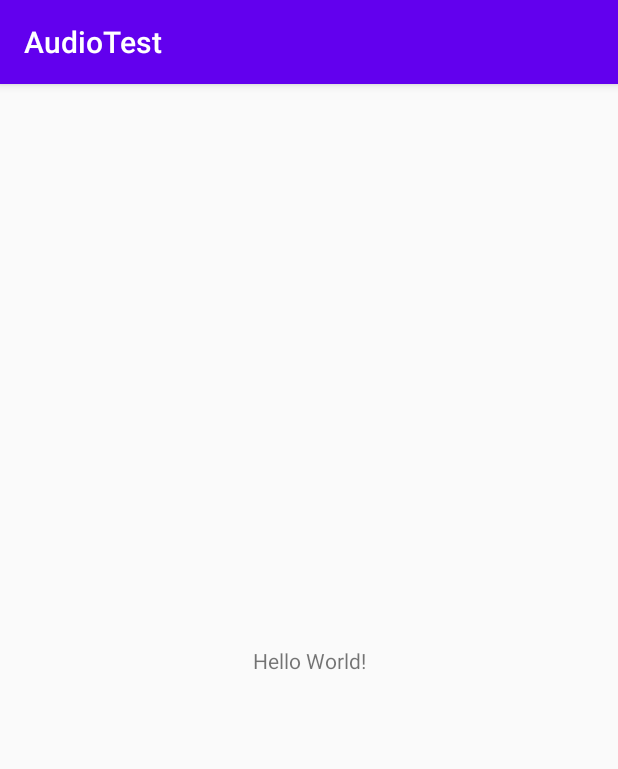
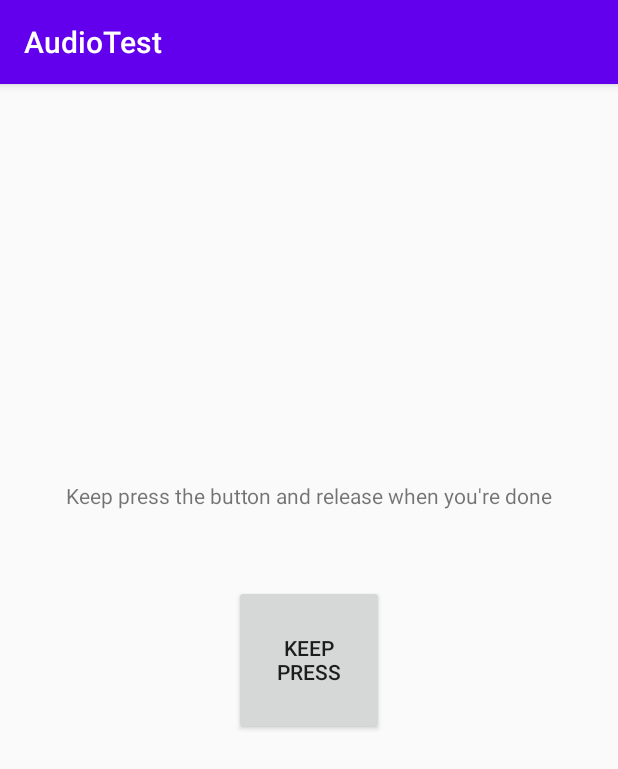
Before and after one commit to Oshuremy/AndroidAudioTest, an Android app: the screen it shows after launch (MainActivity), on a phone screen of 412 x 824 dp. Shown: the top 769 px of the screen. Run offline under Robolectric (Android 15) with nearby library versions, the light colour scheme and no system bars.

Commit message:
add audio file read feature

```diff
--- a/app/src/main/java/com/remys/audiotest/MainActivity.kt
+++ b/app/src/main/java/com/remys/audiotest/MainActivity.kt
@@ -1,12 +1,48 @@
 package com.remys.audiotest
 
+import android.media.MediaPlayer
 import android.os.Bundle
+import android.util.Log
+import android.view.MotionEvent
 import androidx.appcompat.app.AppCompatActivity
+import kotlinx.android.synthetic.main.activity_main.*
 
 class MainActivity : AppCompatActivity() {
+    private var mediaPlayer: MediaPlayer? = null
 
     override fun onCreate(savedInstanceState: Bundle?) {
         super.onCreate(savedInstanceState)
         setContentView(R.layout.activity_main)
+
+        readAudioFile()
+    }
+
+    private fun readAudioFile() {
+        mediaPlayer = MediaPlayer.create(this, R.raw.sound_push)
+        mediaPlayer?.setOnPreparedListener {
+            Log.d("#test", "ready")
+        }
+
+        pushButton.setOnTouchListener { _, event ->
+            handleTouch(event)
+            true
+        }
+    }
+
+    private fun handleTouch(event: MotionEvent) {
+        when (event.action) {
+            MotionEvent.ACTION_DOWN -> {
+                Log.d("#test", "down")
+                mediaPlayer?.start()
+            }
+            MotionEvent.ACTION_CANCEL, MotionEvent.ACTION_UP -> {
+                Log.d("#test", "cancel or up")
+                mediaPlayer?.pause()
+                mediaPlayer?.seekTo(0)
+            }
+            else -> {
+                Log.d("#test", "else")
+            }
+        }
     }
 }
--- a/app/src/main/res/layout/activity_main.xml
+++ b/app/src/main/res/layout/activity_main.xml
@@ -6,13 +6,24 @@
     android:layout_height="match_parent"
     tools:context=".MainActivity">
 
+    <Button
+        android:id="@+id/pushButton"
+        android:layout_width="100dp"
+        android:layout_height="100dp"
+        android:text="Keep press"
+        app:layout_constraintBottom_toBottomOf="parent"
+        app:layout_constraintEnd_toEndOf="parent"
+        app:layout_constraintStart_toStartOf="parent"
+        app:layout_constraintTop_toTopOf="parent" />
+
     <TextView
+        android:id="@+id/textView"
         android:layout_width="wrap_content"
         android:layout_height="wrap_content"
-        android:text="Hello World!"
-        app:layout_constraintBottom_toBottomOf="parent"
+        android:layout_marginBottom="50dp"
+        android:text="Keep press the button and release when you're done"
+        app:layout_constraintBottom_toTopOf="@+id/pushButton"
         app:layout_constraintLeft_toLeftOf="parent"
-        app:layout_constraintRight_toRightOf="parent"
-        app:layout_constraintTop_toTopOf="parent" />
+        app:layout_constraintRight_toRightOf="parent" />
 
 </androidx.constraintlayout.widget.ConstraintLayout>
```
Also changed, not shown: 1 other file.
